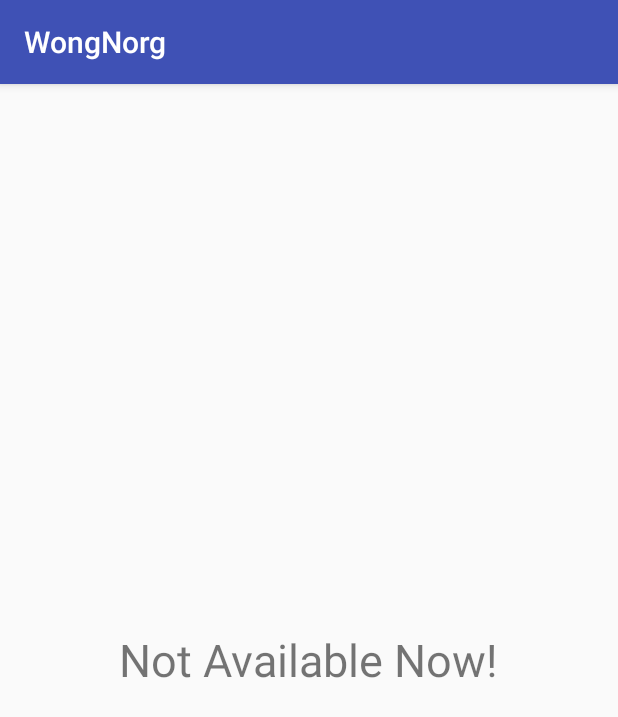
After one commit to PNNutkung/WongNorg, an Android app: the RandomRestaurant screen opened directly, with no data from a screen before it, on a phone screen of 412 x 824 dp. The commit adds this screen. Shown: the top 717 px of the screen. Run offline under Robolectric (Android 15) with nearby library versions, the phone set to English and light mode, and no system bars.

Commit message:
add random restaurant activity

```diff
--- a/app/src/main/AndroidManifest.xml
+++ b/app/src/main/AndroidManifest.xml
@@ -19,7 +19,8 @@
             </intent-filter>
         </activity>
         <activity android:name=".activity.RestaurantDetailActivity" />
-        <activity android:name=".activity.NearbyRestaurantsActivity"></activity>
+        <activity android:name=".activity.NearbyRestaurantsActivity" />
+        <activity android:name=".activity.RandomRestaurant"></activity>
     </application>
 
 </manifest>
--- a/app/src/main/java/th/in/pnnutkung/wongnorg/activity/MainActivity.java
+++ b/app/src/main/java/th/in/pnnutkung/wongnorg/activity/MainActivity.java
@@ -6,6 +6,8 @@ import android.support.v7.app.AppCompatActivity;
 import android.support.v7.widget.Toolbar;
 import android.util.Log;
 import android.view.MenuItem;
+import android.view.View;
+import android.widget.TextView;
 
 import butterknife.ButterKnife;
 import butterknife.OnClick;
@@ -26,6 +28,15 @@ public class MainActivity extends AppCompatActivity {
         Toolbar toolbar = (Toolbar) findViewById(R.id.toolbar);
         setSupportActionBar(toolbar);
         ButterKnife.bind(this);
+        final TextView randomRestaurant = (TextView)findViewById(R.id.homeRandomTextView);
+        randomRestaurant.setOnClickListener(new View.OnClickListener() {
+            @Override
+            public void onClick(View v) {
+                Log.e("Random Restaurants","Click!");
+                Intent randomRestaurants = new Intent(MainActivity.this, RandomRestaurant.class);
+                startActivity(randomRestaurants);
+            }
+        });
     }
 
     @Override
--- /dev/null
+++ b/app/src/main/java/th/in/pnnutkung/wongnorg/activity/RandomRestaurant.java
@@ -0,0 +1,21 @@
+package th.in.pnnutkung.wongnorg.activity;
+
+import android.os.Bundle;
+import android.support.v7.app.AppCompatActivity;
+
+import th.in.pnnutkung.wongnorg.R;
+import th.in.pnnutkung.wongnorg.model.Restaurant;
+
+public class RandomRestaurant extends AppCompatActivity {
+    Restaurant recentRestaurant;
+    @Override
+    protected void onCreate(Bundle savedInstanceState) {
+        super.onCreate(savedInstanceState);
+        setContentView(R.layout.activity_random_restaurant);
+
+    }
+
+    public void randomRestaurant(){
+
+    }
+}
--- /dev/null
+++ b/app/src/main/res/layout/activity_random_restaurant.xml
@@ -0,0 +1,20 @@
+<?xml version="1.0" encoding="utf-8"?>
+<RelativeLayout xmlns:android="http://schemas.android.com/apk/res/android"
+    xmlns:tools="http://schemas.android.com/tools"
+    android:layout_width="match_parent"
+    android:layout_height="match_parent"
+    android:paddingBottom="@dimen/activity_vertical_margin"
+    android:paddingLeft="@dimen/activity_horizontal_margin"
+    android:paddingRight="@dimen/activity_horizontal_margin"
+    android:paddingTop="@dimen/activity_vertical_margin"
+    tools:context="th.in.pnnutkung.wongnorg.activity.RandomRestaurant">
+
+    <TextView
+        android:layout_width="wrap_content"
+        android:layout_height="wrap_content"
+        android:text="Not Available Now!"
+        android:id="@+id/notAvailable"
+        android:layout_centerVertical="true"
+        android:layout_centerHorizontal="true"
+        android:textSize="30sp"/>
+</RelativeLayout>
```
